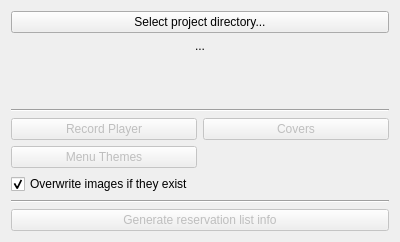
Before: the Qt Designer form src/projectwindow.ui in lumiscosity/pivoine, drawn with Qt 5.
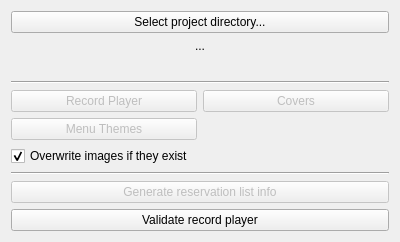
After: the same form once the commit is applied.

Commit message:
record player validation, part 2
very proud of this code. it works flawlessly, and after proofing the record player sheet a bit it's the exact validation layer we needed.

The edit to the form file:
```diff
--- a/src/projectwindow.ui
+++ b/src/projectwindow.ui
@@ -112,6 +112,16 @@
      </property>
     </widget>
    </item>
+   <item>
+    <widget class="QPushButton" name="validateRPPushButton">
+     <property name="toolTip">
+      <string>This might take a while!</string>
+     </property>
+     <property name="text">
+      <string>Validate record player</string>
+     </property>
+    </widget>
+   </item>
   </layout>
  </widget>
  <resources/>
```
The commit also changes 3 other files.
